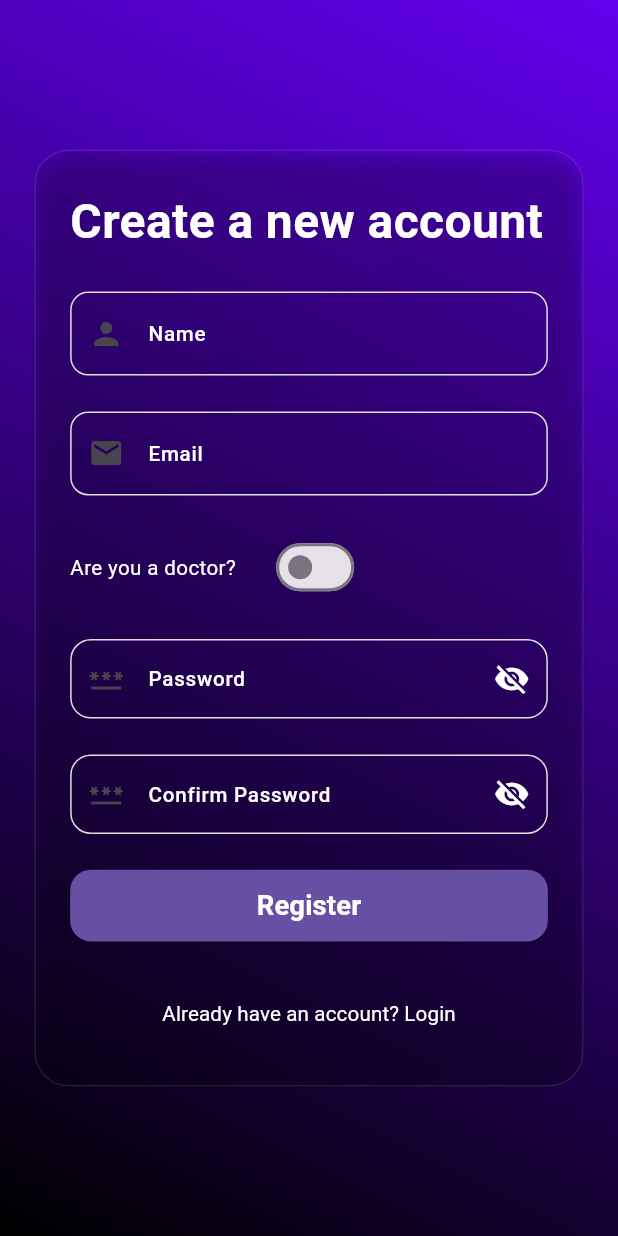
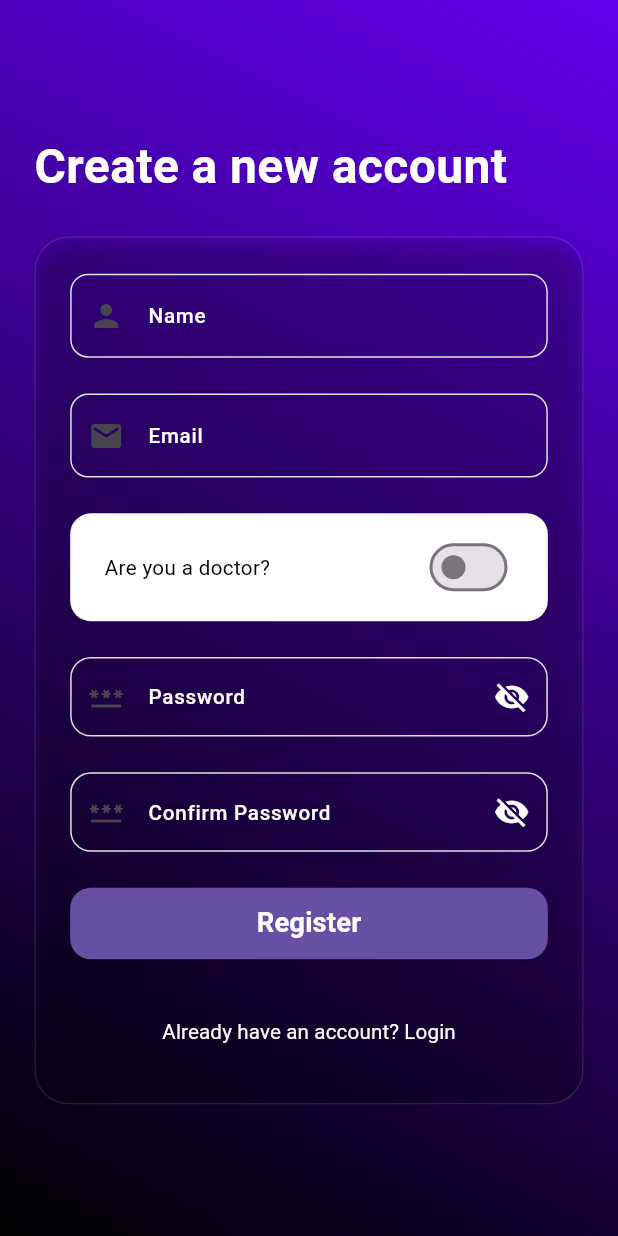
Before and after one commit to VigneshJagannadhan/slot_booking_app, a Flutter app: the screen it shows after launch, after a tap on "Login", after a tap on "Create an account", on a phone screen of 412 x 824 dp. Run offline on Flutter 3.47's test engine with Material 3 defaults, Android fonts, the phone set to English and light mode, and no system bars; our stand-ins replace connectivity_plus, dio, equatable, flutter_bloc, flutter_dotenv, flutter_screenutil and 4 more.

Commit message:
Code cleanup

```diff
--- a/lib/features/auth/presentation/screens/register_screen.dart
+++ b/lib/features/auth/presentation/screens/register_screen.dart
@@ -55,22 +55,20 @@ class _RegisterScreenState extends State<RegisterScreen> {
               child: Column(
                 children: [
                   Spacer(),
+                  Align(
+                    alignment: Alignment.centerLeft,
+                    child: Text(
+                      isInLoginMode ? 'Welcome Back' : 'Create a new account',
+                      style: AppStyles.ts28CFFFFFFW600,
+                    ),
+                  ),
+                  if (!isInLoginMode) SizedBox(height: 20.h),
                   LiquidGlassBackground(
                     child: Column(
                       mainAxisAlignment: MainAxisAlignment.center,
                       crossAxisAlignment: CrossAxisAlignment.center,
                       mainAxisSize: MainAxisSize.min,
                       children: [
-                        Align(
-                          alignment: Alignment.centerLeft,
-                          child: Text(
-                            isInLoginMode
-                                ? 'Welcome Back'
-                                : 'Create a new account',
-                            style: AppStyles.ts28CFFFFFFW600,
-                          ),
-                        ),
-                        if (!isInLoginMode) SizedBox(height: 20.h),
                         if (!isInLoginMode)
                           CustomTextFormField(
                             labelText: 'Name',
@@ -92,11 +90,23 @@ class _RegisterScreenState extends State<RegisterScreen> {
                           ValueListenableBuilder<bool>(
                             valueListenable: _isDoctor,
                             builder: (context, isDoctor, _) {
-                              return Row(
+                              return Container(
+                                width: 1.sw,
+                                decoration: BoxDecoration(
+                                  borderRadius: BorderRadius.circular(12.r),
+                                  color: Colors.white,
+                                ),
+                                padding: EdgeInsets.symmetric(
+                                  horizontal: 20.w,
+                                  vertical: 10.h,
+                                ),
+                                child: Row(
+                                  mainAxisAlignment:
+                                      MainAxisAlignment.spaceBetween,
                                   children: [
                                     Text(
                                       "Are you a doctor?",
-                                    style: AppStyles.ts12CFFFFFFW400,
+                                      style: AppStyles.ts12C000W400,
                                     ),
                                     SizedBox(width: 20.w),
                                     Switch.adaptive(
@@ -106,6 +116,7 @@ class _RegisterScreenState extends State<RegisterScreen> {
                                       },
                                     ),
                                   ],
+                                ),
                               );
                             },
                           ),
```
Also changed, not shown: lib/features/auth/presentation/widgets/auth_screen_background.dart (added). Lines whose indentation alone changed are shown as unchanged.
